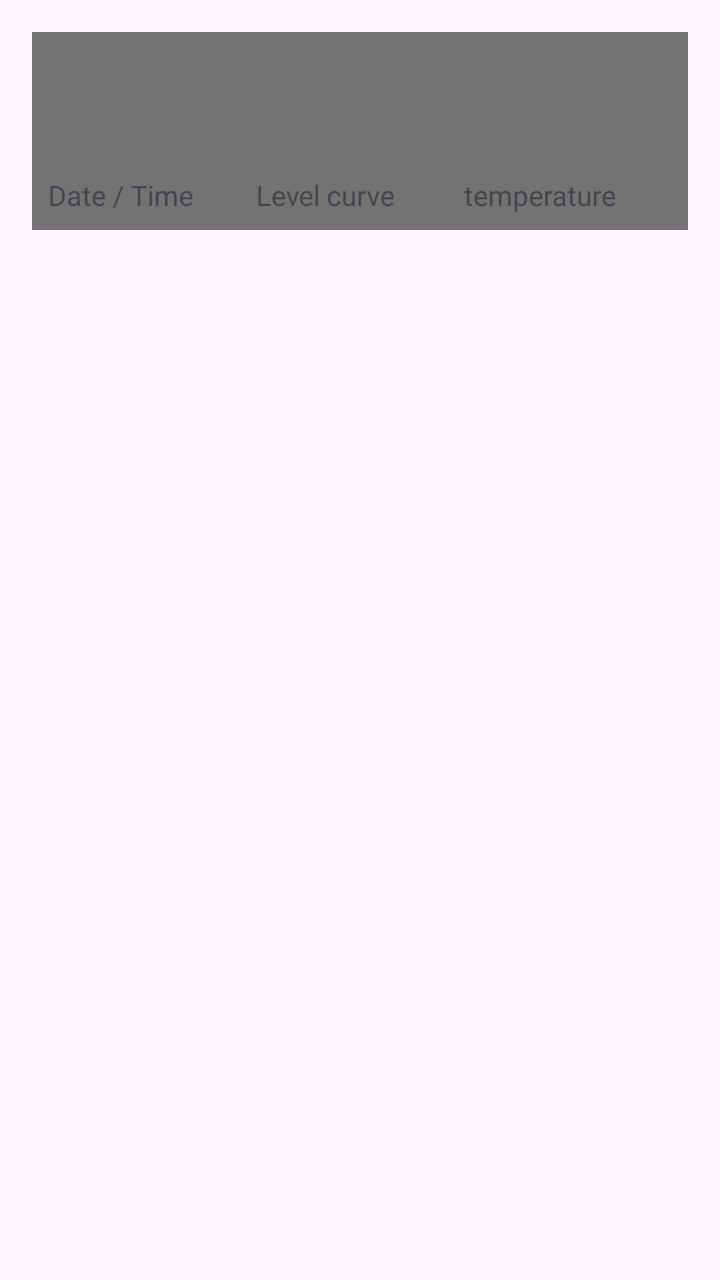
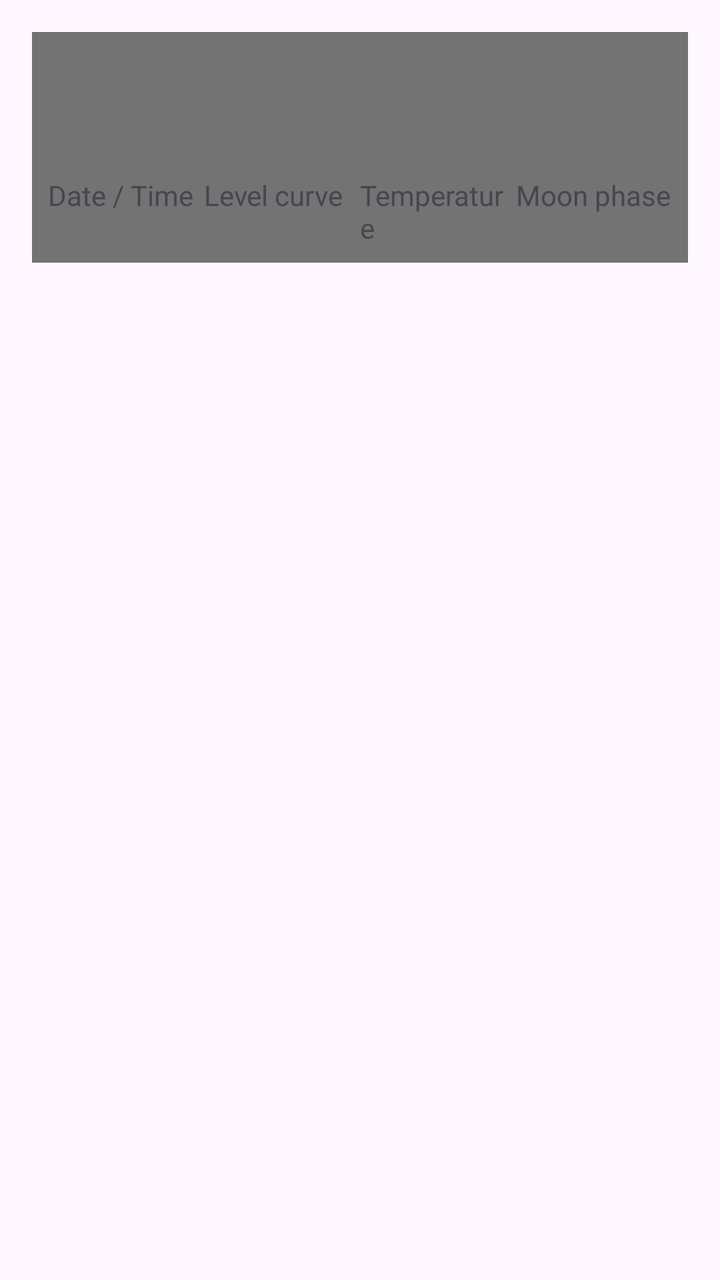

Screens rendered from an Android XML layout before and after an edit, with the pre-edit source and the edit as a unified diff.
<!-- AndroidManifest.xml: activity theme Theme.MainPegel -->
<!-- res/layout/activity_water_level.xml -->
<LinearLayout xmlns:android="http://schemas.android.com/apk/res/android"
  xmlns:app="http://schemas.android.com/apk/res-auto"
  android:fitsSystemWindows="true"
  android:layout_width="match_parent"
  android:layout_height="match_parent"
  android:orientation="vertical"
  android:padding="16dp">

<androidx.appcompat.widget.Toolbar
    android:id="@+id/toolbar"
    android:layout_width="match_parent"
    android:layout_height="wrap_content"
    android:background="?attr/toolBarBackground"
    android:minHeight="?attr/actionBarSize"
    android:theme="?attr/actionBarTheme"
    app:titleTextColor="?attr/colorToolbarText" />

  
  <LinearLayout
    android:layout_width="match_parent"
    android:layout_height="wrap_content"
    android:background="?attr/toolBarBackground"
    android:padding="8dp"
    android:orientation="horizontal">

    <TextView
      android:layout_width="0dp"
      android:layout_height="wrap_content"
      android:layout_weight="1"
      android:text="@string/level_date_time"/>

    <TextView
      android:layout_width="0dp"
      android:layout_height="wrap_content"
      android:layout_weight="1"
      android:text="@string/level_curve"/>

    <TextView
      android:layout_width="0dp"
      android:layout_height="wrap_content"
      android:layout_weight="1"
      android:text="@string/level_temperature"/>
  </LinearLayout>

  
  <androidx.recyclerview.widget.RecyclerView
    android:id="@+id/recyclerView"
    android:layout_width="match_parent"
    android:layout_height="match_parent"/>

</LinearLayout>
<!-- resources referenced by this layout -->
<resources>
  <string name="level_curve">Level curve</string>
  <string name="level_date_time">Date / Time</string>
  <string name="level_temperature">temperature</string>
  <style name="Theme.MainPegel" parent="Base.Theme.MainPegel" />
  <style name="Base.Theme.MainPegel" parent="Theme.Material3.DayNight.NoActionBar">
  
      
      <item name="colorBackground">@color/background_light</item>
      <item name="colorOnBackground">@color/text_primary_light</item>
  
      
      <item name="colorPrimary">@color/toolbar_blue</item>
      <item name="colorSecondary">@color/button_purple</item>
      <item name="colorToolbarText">@color/toolbar_text_day</item>
      <item name="toolBarBackground">@color/background_day</item>
  
      
      <item name="graphBackground">@color/graph_background_light</item>
      <item name="graphLine">@color/graph_line_light</item>
      <item name="graphTempLine">@color/graph_temp_line</item>
      <item name="graphGrid">@color/graph_grid</item>
      <item name="graphAxis">@color/graph_axis</item>
      <item name="graphText">@color/graph_text</item>
      <item name="graphFill">@color/graph_fill</item>
      <item name="graphFillTemp">@color/graph_fill_temp</item>
  
      
      <item name="widgetBackground">@color/widget_background</item>
  
    </style>
  <color name="background_light">#FFFFFF</color>
  <color name="text_primary_light">#000000</color>
  <color name="toolbar_blue">#2196F3</color>
  <color name="button_purple">#6750A4</color>
  <color name="toolbar_text_day">#FF000000</color>--&gt;
  <color name="background_day">#737373</color>--&gt;
  <color name="graph_background_light">#FFFFFF</color>
  <color name="graph_line_light">#500000FF</color>
  <color name="graph_temp_line">#FF0000</color>
  <color name="graph_grid">#CCCCCC</color>
  <color name="graph_axis">#000000</color>
  <color name="graph_text">#444444</color>
  <color name="graph_fill">#500000FF</color>
  <color name="graph_fill_temp">#FF1000</color>
  <color name="widget_background">#000000</color>
</resources>

<!-- the commit's change to res/layout/activity_water_level.xml (unified diff, before → after) -->
@@ -40,6 +40,12 @@
       android:layout_height="wrap_content"
       android:layout_weight="1"
       android:text="@string/level_temperature"/>
+
+    <TextView
+      android:layout_width="0dp"
+      android:layout_height="wrap_content"
+      android:layout_weight="1"
+      android:text="@string/level_moon_phase"/>
   </LinearLayout>
 
   
<!-- resource entries referenced after the edit -->
@@ -2,7 +2,8 @@
 <resources>
   <string name="level_curve">Level curve</string>
   <string name="level_date_time">Date / Time</string>
-  <string name="level_temperature">temperature</string>
+  <string name="level_moon_phase">Moon phase</string>
+  <string name="level_temperature">Temperature</string>
   <style name="Theme.MainPegel" parent="Base.Theme.MainPegel" />
   <style name="Base.Theme.MainPegel" parent="Theme.Material3.DayNight.NoActionBar">
   
